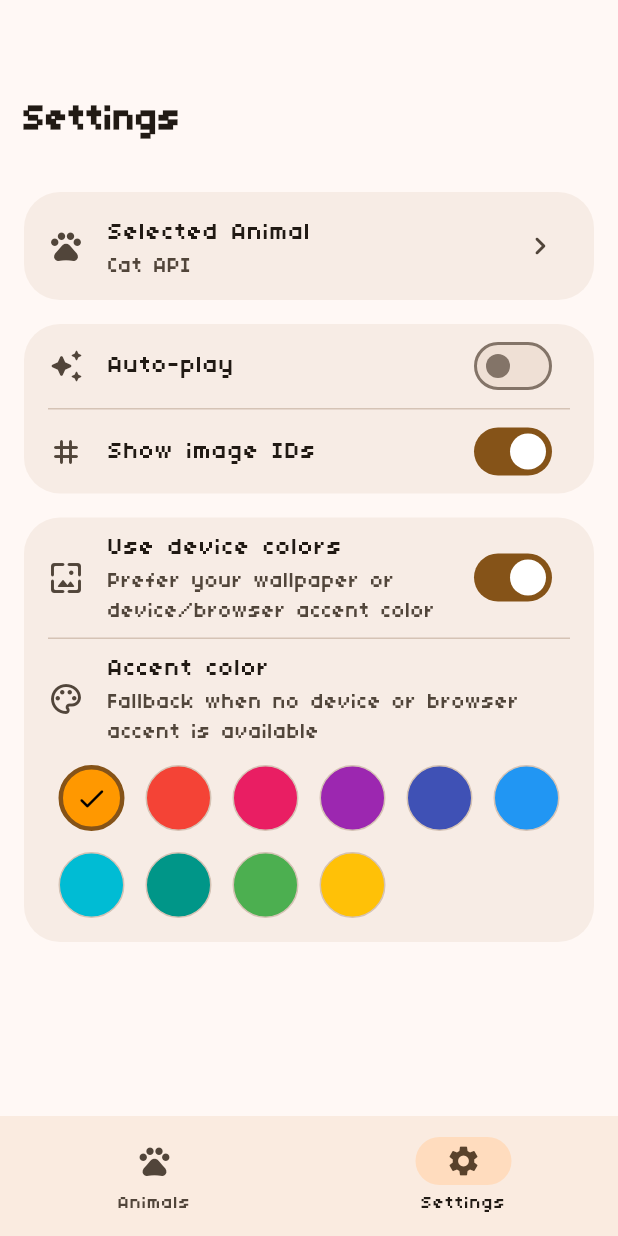
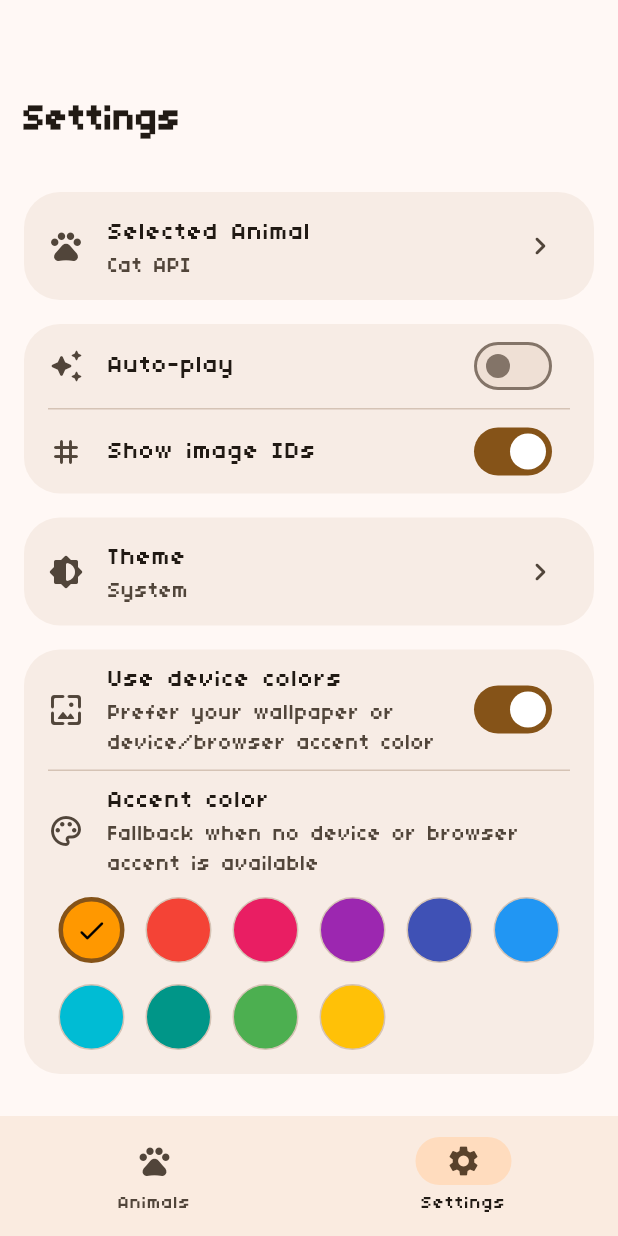
Before and after one commit to reocat/cat-carousel, a Flutter app: the screen it shows after launch, item 2 of the bottom bar chosen, on a phone screen of 412 x 824 dp. Run offline on Flutter 3.47's test engine with Material 3 defaults, Android fonts, the phone set to English and light mode, and no system bars; drawn by our look-alikes of dynamic_color; our stand-ins replace carousel_slider, shared_preferences, web; missing offline and left inert: dart:js_interop, dart:ui_web; network calls fail.

Commit message:
Add a system/light/dark theme picker to Settings
Persist a ThemeMode preference in the app config and let users switch
between following the system, light, or dark via a dialog picker, with the
current choice shown on the Settings row.

Generated with Codebuff 🤖
Co-Authored-By: Codebuff <noreply@codebuff.com>

```diff
--- a/lib/config/config.dart
+++ b/lib/config/config.dart
@@ -2,6 +2,7 @@ import 'dart:convert';
 import 'dart:ui' show Color;
 
 import 'package:flutter/foundation.dart';
+import 'package:flutter/material.dart' show ThemeMode;
 import 'package:shared_preferences/shared_preferences.dart';
 
 enum ApiOption {
@@ -23,6 +24,7 @@ class AppConfig extends ChangeNotifier {
   ApiOption _selectedApi;
   Color _accentColor;
   bool _useSystemAccent;
+  ThemeMode _themeMode;
 
   AppConfig({
     bool autoPlay = false,
@@ -31,9 +33,11 @@ class AppConfig extends ChangeNotifier {
     ApiOption selectedApi = ApiOption.cat,
     Color accentColor = kDefaultAccentColor,
     bool useSystemAccent = true,
+    ThemeMode themeMode = ThemeMode.system,
   })  : _autoPlay = autoPlay, _initialLimit = initialLimit,
         _showImageIds = showImageIds, _selectedApi = selectedApi,
-        _accentColor = accentColor, _useSystemAccent = useSystemAccent;
+        _accentColor = accentColor, _useSystemAccent = useSystemAccent,
+        _themeMode = themeMode;
 
   bool get autoPlay => _autoPlay;
   int get initialLimit => _initialLimit;
@@ -41,6 +45,7 @@ class AppConfig extends ChangeNotifier {
   ApiOption get selectedApi => _selectedApi;
   Color get accentColor => _accentColor;
   bool get useSystemAccent => _useSystemAccent;
+  ThemeMode get themeMode => _themeMode;
 
   set autoPlay(bool value) { if (_autoPlay != value) { _autoPlay = value; notifyListeners(); } }
   set initialLimit(int value) { if (_initialLimit != value) { _initialLimit = value; notifyListeners(); } }
@@ -48,12 +53,14 @@ class AppConfig extends ChangeNotifier {
   set selectedApi(ApiOption value) { if (_selectedApi != value) { _selectedApi = value; notifyListeners(); } }
   set accentColor(Color value) { if (_accentColor != value) { _accentColor = value; notifyListeners(); } }
   set useSystemAccent(bool value) { if (_useSystemAccent != value) { _useSystemAccent = value; notifyListeners(); } }
+  set themeMode(ThemeMode value) { if (_themeMode != value) { _themeMode = value; notifyListeners(); } }
 
   Map<String, dynamic> toJson() => {
     'autoPlay': _autoPlay, 'initialLimit': _initialLimit,
     'showImageIds': _showImageIds, 'selectedApi': _selectedApi.name,
     'accentColor': _accentColor.toARGB32(),
     'useSystemAccent': _useSystemAccent,
+    'themeMode': _themeMode.name,
   };
 
   factory AppConfig.fromJson(Map<String, dynamic> json) {
@@ -67,6 +74,10 @@ class AppConfig extends ChangeNotifier {
       ),
       accentColor: Color(json['accentColor'] as int? ?? kDefaultAccentColor.toARGB32()),
       useSystemAccent: json['useSystemAccent'] ?? true,
+      themeMode: ThemeMode.values.firstWhere(
+        (e) => e.name == (json['themeMode'] as String?),
+        orElse: () => ThemeMode.system,
+      ),
     );
   }
 
@@ -74,6 +85,7 @@ class AppConfig extends ChangeNotifier {
     _autoPlay = other._autoPlay; _initialLimit = other._initialLimit;
     _showImageIds = other._showImageIds; _selectedApi = other._selectedApi;
     _accentColor = other._accentColor; _useSystemAccent = other._useSystemAccent;
+    _themeMode = other._themeMode;
     notifyListeners();
   }
 }
--- a/lib/main.dart
+++ b/lib/main.dart
@@ -95,6 +95,7 @@ class _CatCarouselAppState extends State<CatCarouselApp> {
                 useMaterial3: true,
                 fontFamily: '04b03',
               ),
+              themeMode: _config.themeMode,
               home: MainNavigationPage(config: _config),
             );
           },
--- a/lib/pages/settings_page.dart
+++ b/lib/pages/settings_page.dart
@@ -67,6 +67,16 @@ class _SettingsPageState extends State<SettingsPage> {
                           value: widget.config.showImageIds,
                           onChanged: (v) => widget.config.showImageIds = v,
                           secondary: const Icon(Icons.tag_rounded),
+                        ),
+                      ]),
+                      const SizedBox(height: 16),
+                      _buildSettingsGroup([
+                        ListTile(
+                          title: const Text('Theme'),
+                          subtitle: Text(_themeModeInfo(widget.config.themeMode).$1),
+                          leading: const Icon(Icons.brightness_6_rounded),
+                          trailing: const Icon(Icons.chevron_right_rounded),
+                          onTap: _showThemePicker,
                         ),
                       ]),
                       const SizedBox(height: 16),
@@ -155,6 +165,41 @@ class _SettingsPageState extends State<SettingsPage> {
     );
   }
 
+  (String, IconData) _themeModeInfo(ThemeMode mode) => switch (mode) {
+    ThemeMode.system => ('System', Icons.brightness_auto_rounded),
+    ThemeMode.light => ('Light', Icons.light_mode_rounded),
+    ThemeMode.dark => ('Dark', Icons.dark_mode_rounded),
+  };
+
+  void _showThemePicker() {
+    showDialog(
+      context: context,
+      builder: (context) => AlertDialog(
+        title: const Text('Select theme'),
+        content: RadioGroup<ThemeMode>(
+          groupValue: widget.config.themeMode,
+          onChanged: (val) {
+            if (val != null) {
+              widget.config.themeMode = val;
+              Navigator.pop(context);
+            }
+          },
+          child: Column(
+            mainAxisSize: MainAxisSize.min,
+            children: [
+              for (final mode in ThemeMode.values)
+                RadioListTile<ThemeMode>(
+                  title: Text(_themeModeInfo(mode).$1),
+                  value: mode,
+                  secondary: Icon(_themeModeInfo(mode).$2),
+                ),
+            ],
+          ),
+        ),
+      ),
+    );
+  }
+
 void _showApiPicker() {
     showDialog(
       context: context,
```
Also changed, not shown: 1 other file.
